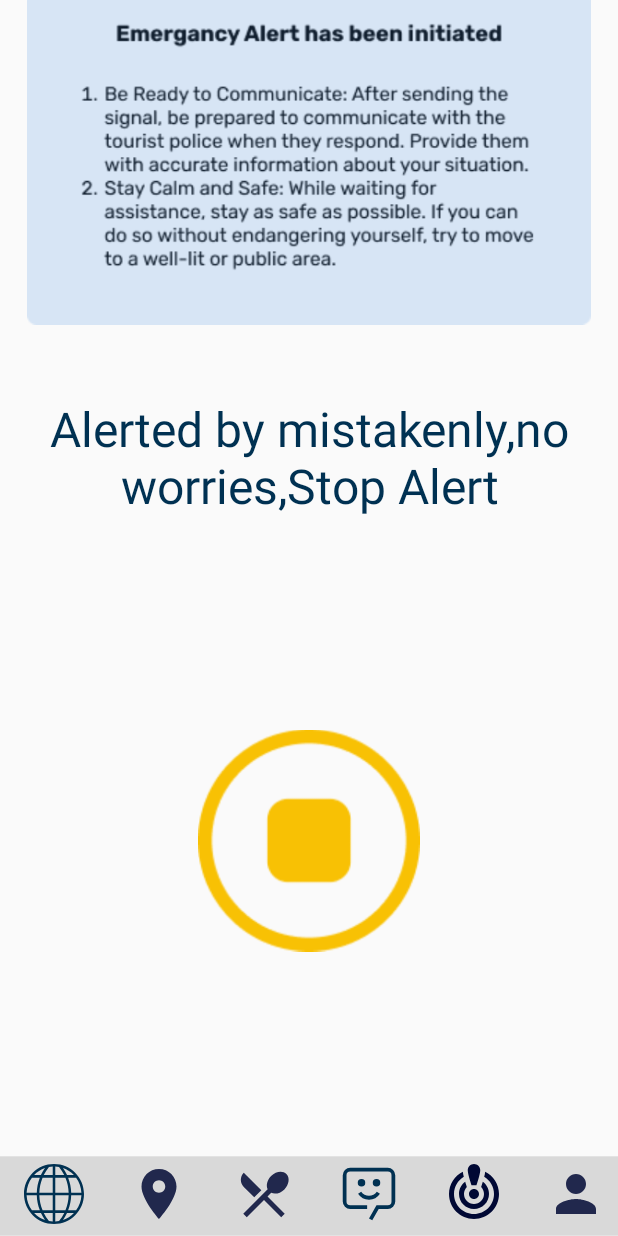
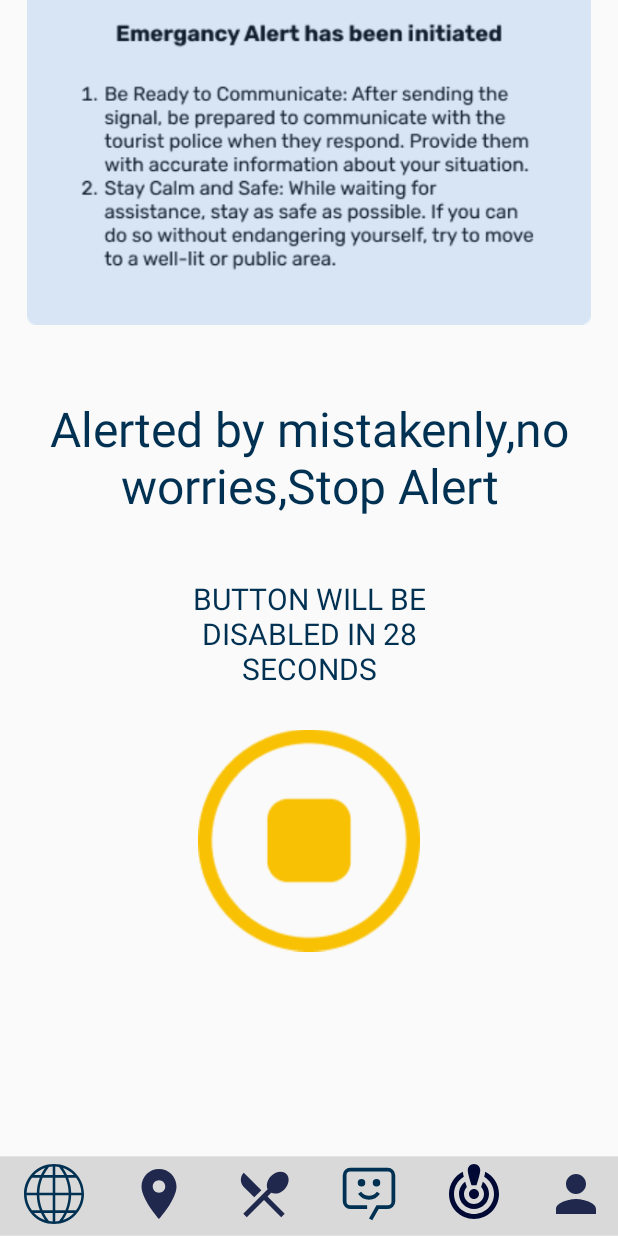
Before and after one commit to IT21333620/IntelliGuide, an Android app built with Jetpack Compose: the fragment StopAlert placed in its activity, on a phone screen of 412 x 824 dp. Run offline under Robolectric (Android 15) with nearby library versions, the phone set to English and light mode, and no system bars; our stand-ins replace Firebase (no records; nobody signed in at launch, a user with empty details on screens opened directly).

Commit message:
completed and modified alert

```diff
--- a/app/src/main/java/com/example/intelliguide/tourist/fragments/StopAlert.kt
+++ b/app/src/main/java/com/example/intelliguide/tourist/fragments/StopAlert.kt
@@ -1,11 +1,14 @@
 package com.example.intelliguide.tourist.fragments
 
 import android.os.Bundle
+import android.os.Handler
+import android.os.Looper
 import androidx.fragment.app.Fragment
 import android.view.LayoutInflater
 import android.view.View
 import android.view.ViewGroup
 import android.widget.ImageView
+import android.widget.TextView
 import android.widget.Toast
 import com.example.intelliguide.R
 import com.google.firebase.auth.FirebaseAuth
@@ -16,24 +19,57 @@ import com.google.firebase.database.FirebaseDatabase
 import com.google.firebase.database.ValueEventListener
 
 class StopAlert : Fragment() {
-
     private lateinit var submit: ImageView
     private lateinit var auth: FirebaseAuth
     private lateinit var database: FirebaseDatabase
     private lateinit var alertsRef: DatabaseReference
+    private lateinit var remainingTimeTextView: TextView
+    private var buttonEnabled = true
+
     override fun onCreateView(
         inflater: LayoutInflater, container: ViewGroup?,
         savedInstanceState: Bundle?
     ): View? {
-        // Inflate the layout for this fragment
         val view = inflater.inflate(R.layout.fragment_stop_alert, container, false)
 
         auth = FirebaseAuth.getInstance()
         database = FirebaseDatabase.getInstance()
         alertsRef = database.getReference("alertsModel")
         submit = view.findViewById(R.id.AlertDel)
+        remainingTimeTextView = view.findViewById(R.id.remainingTimeTextView)
+
+        // Initially visible and counting down to 30 seconds
+        remainingTimeTextView.text = "Button will be disabled in 30 seconds"
+
+        submit.isEnabled = true
+
+        val handler = Handler(Looper.getMainLooper())
+        handler.postDelayed({
+            buttonEnabled = false
+            submit.isEnabled = false
+            remainingTimeTextView.visibility = View.GONE // Hide the countdown text
+        }, 30000) // 30 seconds
+
+        // Update the remaining time every second
+        val countdownHandler = Handler(Looper.getMainLooper())
+        val remainingTimeMillis = 30000 // 30 seconds
+        val countdownIntervalMillis = 1000 // 1 second
+        var remainingTime = remainingTimeMillis
+
+        countdownHandler.post(object : Runnable {
+            override fun run() {
+                if (remainingTime > 0) {
+                    remainingTime -= countdownIntervalMillis
+                    remainingTimeTextView.text = "Button will be disabled in ${remainingTime / 1000} seconds"
+                    countdownHandler.postDelayed(this, countdownIntervalMillis.toLong())
+                } else {
+                    remainingTimeTextView.visibility = View.GONE // Hide the countdown text
+                }
+            }
+        })
 
         submit.setOnClickListener {
+            if (buttonEnabled) {
                 // Get the currently logged-in user's UID
                 val currentUser = auth.currentUser
                 val currentUserUID = currentUser?.uid
@@ -69,9 +105,8 @@ class StopAlert : Fragment() {
                     })
                 }
             }
+        }
 
         return view
     }
-
-
 }
--- a/app/src/main/res/layout/fragment_stop_alert.xml
+++ b/app/src/main/res/layout/fragment_stop_alert.xml
@@ -46,4 +46,23 @@
         app:layout_constraintBottom_toTopOf="@+id/AlertDel"
         app:layout_constraintEnd_toEndOf="parent"
         app:layout_constraintStart_toStartOf="parent" />
+
+    <TextView
+        android:id="@+id/remainingTimeTextView"
+        android:layout_width="0dp"
+        android:layout_height="wrap_content"
+        android:layout_gravity="center"
+        android:layout_marginStart="90dp"
+        android:layout_marginTop="40dp"
+        android:layout_marginEnd="90dp"
+        android:text="Button will be disabled in 30 seconds"
+        android:textAlignment="center"
+        android:textAllCaps="true"
+        android:textColor="@color/TextColor"
+        android:textSize="20sp"
+        android:visibility="visible"
+        app:layout_constraintEnd_toEndOf="parent"
+        app:layout_constraintStart_toStartOf="parent"
+        app:layout_constraintTop_toBottomOf="@+id/AlertMis" />
+
 </androidx.constraintlayout.widget.ConstraintLayout>
```
Lines whose indentation alone changed are shown as unchanged.
